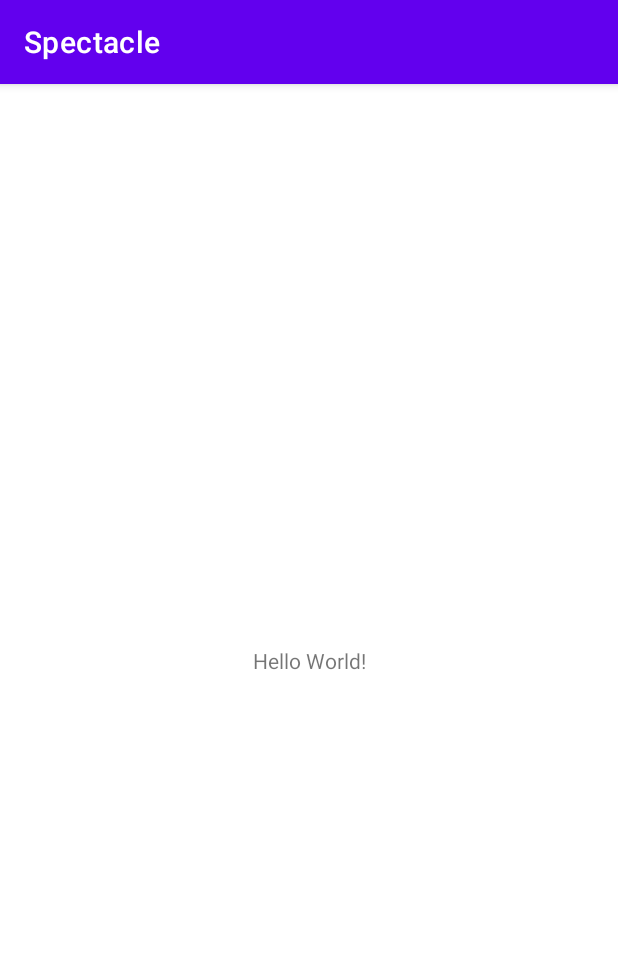
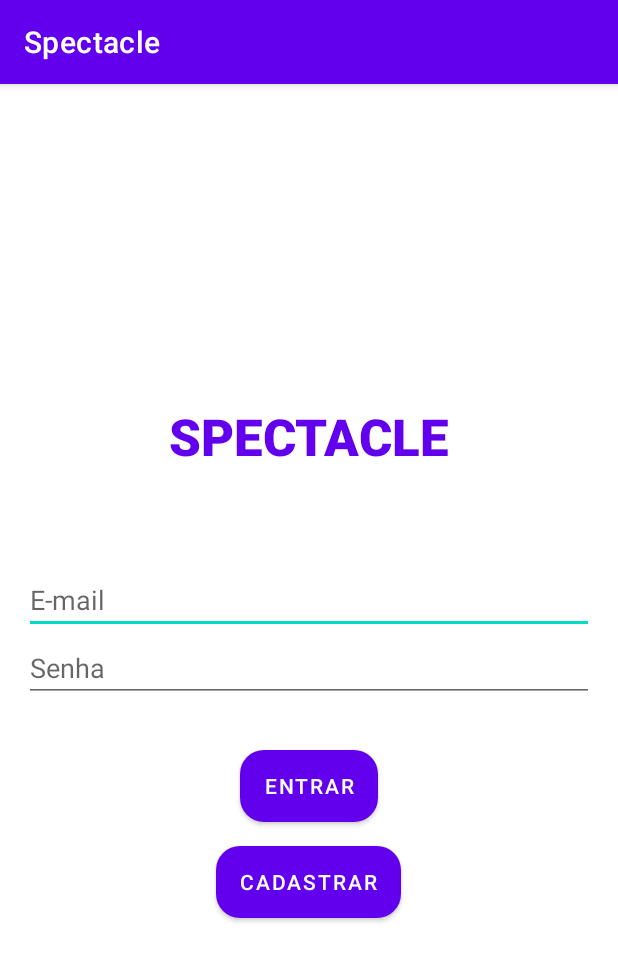
Before and after one commit to pedro-farnetani/spectacle, an Android app: the screen it shows after launch (MainActivity before the commit, LoginActivity after it), on a phone screen of 412 x 824 dp. Shown: the top 961 px of the screen. Run offline under Robolectric (Android 15) with nearby library versions, the phone set to English and light mode, and no system bars.

Commit message:
Criação das telas de Login e Cadastro

```diff
--- a/app/build.gradle
+++ b/app/build.gradle
@@ -4,6 +4,7 @@ plugins {
     id 'com.google.gms.google-services'
     id 'dagger.hilt.android.plugin'
     id 'kotlin-kapt'
+    id 'androidx.navigation.safeargs'
 }
 
 android {
@@ -31,6 +32,9 @@ android {
     }
     kotlinOptions {
         jvmTarget = '1.8'
+    }
+    viewBinding {
+        enabled = true
     }
 }
 
--- a/app/src/main/AndroidManifest.xml
+++ b/app/src/main/AndroidManifest.xml
@@ -10,7 +10,7 @@
         android:supportsRtl="true"
         android:theme="@style/Theme.Spectacle">
         <activity
-            android:name=".MainActivity"
+            android:name=".view.LoginActivity"
             android:exported="true">
             <intent-filter>
                 <action android:name="android.intent.action.MAIN" />
--- a/app/src/main/java/com/pedrofarnetani/spectacle/MainActivity.kt
+++ /dev/null
@@ -1,11 +0,0 @@
-package com.pedrofarnetani.spectacle
-
-import androidx.appcompat.app.AppCompatActivity
-import android.os.Bundle
-
-class MainActivity : AppCompatActivity() {
-    override fun onCreate(savedInstanceState: Bundle?) {
-        super.onCreate(savedInstanceState)
-        setContentView(R.layout.activity_main)
-    }
-}
--- /dev/null
+++ b/app/src/main/java/com/pedrofarnetani/spectacle/view/LoginActivity.kt
@@ -0,0 +1,6 @@
+package com.pedrofarnetani.spectacle.view
+
+import androidx.appcompat.app.AppCompatActivity
+import com.pedrofarnetani.spectacle.R
+
+internal class LoginActivity : AppCompatActivity(R.layout.activity_login)
--- /dev/null
+++ b/app/src/main/java/com/pedrofarnetani/spectacle/view/LoginFragment.kt
@@ -0,0 +1,38 @@
+package com.pedrofarnetani.spectacle.view
+
+import android.os.Bundle
+import android.view.LayoutInflater
+import android.view.View
+import android.view.ViewGroup
+import androidx.fragment.app.Fragment
+import androidx.navigation.fragment.findNavController
+import com.pedrofarnetani.spectacle.R
+import com.pedrofarnetani.spectacle.databinding.FragmentLoginBinding
+
+internal class LoginFragment : Fragment(R.layout.fragment_login) {
+
+    private lateinit var binding: FragmentLoginBinding
+
+    override fun onCreateView(
+        inflater: LayoutInflater,
+        container: ViewGroup?,
+        savedInstanceState: Bundle?
+    ): View {
+        binding = FragmentLoginBinding.inflate(layoutInflater)
+        return binding.root
+    }
+
+    override fun onViewCreated(view: View, savedInstanceState: Bundle?) {
+        super.onViewCreated(view, savedInstanceState)
+
+        setListeners()
+    }
+
+    private fun setListeners() {
+        binding.signupButton.setOnClickListener {
+            findNavController().navigate(
+                LoginFragmentDirections.actionLoginFragmentToSignUpFragment()
+            )
+        }
+    }
+}
--- /dev/null
+++ b/app/src/main/res/drawable/rounded_button.xml
@@ -0,0 +1,7 @@
+<?xml version="1.0" encoding="utf-8"?>
+<shape xmlns:android="http://schemas.android.com/apk/res/android"
+    android:shape="rectangle">
+
+    <solid android:color="@color/purple_500" />
+    <corners android:radius="16dp" />
+</shape>
--- /dev/null
+++ b/app/src/main/res/layout/activity_login.xml
@@ -0,0 +1,9 @@
+<?xml version="1.0" encoding="utf-8"?>
+<androidx.fragment.app.FragmentContainerView xmlns:android="http://schemas.android.com/apk/res/android"
+    xmlns:app="http://schemas.android.com/apk/res-auto"
+    android:id="@+id/login_nav_host"
+    android:name="androidx.navigation.fragment.NavHostFragment"
+    android:layout_width="match_parent"
+    android:layout_height="match_parent"
+    app:defaultNavHost="true"
+    app:navGraph="@navigation/login_nav_graph" />
--- a/app/src/main/res/layout/activity_main.xml
+++ /dev/null
@@ -1,18 +0,0 @@
-<?xml version="1.0" encoding="utf-8"?>
-<androidx.constraintlayout.widget.ConstraintLayout xmlns:android="http://schemas.android.com/apk/res/android"
-    xmlns:app="http://schemas.android.com/apk/res-auto"
-    xmlns:tools="http://schemas.android.com/tools"
-    android:layout_width="match_parent"
-    android:layout_height="match_parent"
-    tools:context=".MainActivity">
-
-    <TextView
-        android:layout_width="wrap_content"
-        android:layout_height="wrap_content"
-        android:text="Hello World!"
-        app:layout_constraintBottom_toBottomOf="parent"
-        app:layout_constraintLeft_toLeftOf="parent"
-        app:layout_constraintRight_toRightOf="parent"
-        app:layout_constraintTop_toTopOf="parent" />
-
-</androidx.constraintlayout.widget.ConstraintLayout>
--- /dev/null
+++ b/app/src/main/res/layout/fragment_login.xml
@@ -0,0 +1,54 @@
+<?xml version="1.0" encoding="utf-8"?>
+<androidx.appcompat.widget.LinearLayoutCompat xmlns:android="http://schemas.android.com/apk/res/android"
+    xmlns:tools="http://schemas.android.com/tools"
+    android:layout_width="match_parent"
+    android:layout_height="match_parent"
+    android:gravity="center"
+    android:orientation="vertical"
+    tools:context=".view.LoginFragment">
+
+    <androidx.appcompat.widget.AppCompatTextView
+        android:layout_width="wrap_content"
+        android:layout_height="wrap_content"
+        android:fontFamily="sans-serif-black"
+        android:text="@string/app_name"
+        android:textAllCaps="true"
+        android:textColor="@color/purple_500"
+        android:textSize="34sp" />
+
+    <androidx.appcompat.widget.AppCompatEditText
+        android:id="@+id/emailEditText"
+        android:layout_width="match_parent"
+        android:layout_height="wrap_content"
+        android:layout_marginHorizontal="16dp"
+        android:layout_marginTop="64dp"
+        android:hint="@string/email"
+        android:inputType="textEmailAddress" />
+
+    <androidx.appcompat.widget.AppCompatEditText
+        android:id="@+id/passwordEditText"
+        android:layout_width="match_parent"
+        android:layout_height="wrap_content"
+        android:layout_marginHorizontal="16dp"
+        android:hint="@string/password"
+        android:inputType="textPassword" />
+
+    <Button
+        android:id="@+id/loginButton"
+        android:layout_width="wrap_content"
+        android:layout_height="wrap_content"
+        android:layout_marginTop="32dp"
+        android:background="@drawable/rounded_button"
+        android:text="@string/login_button"
+        android:textColor="#FFFF" />
+
+    <Button
+        android:id="@+id/signupButton"
+        android:layout_width="wrap_content"
+        android:layout_height="wrap_content"
+        android:layout_marginTop="16dp"
+        android:background="@drawable/rounded_button"
+        android:text="@string/signup_button"
+        android:textColor="#FFFF" />
+
+</androidx.appcompat.widget.LinearLayoutCompat>
--- /dev/null
+++ b/app/src/main/res/navigation/login_nav_graph.xml
@@ -0,0 +1,23 @@
+<?xml version="1.0" encoding="utf-8"?>
+<navigation xmlns:android="http://schemas.android.com/apk/res/android"
+    xmlns:app="http://schemas.android.com/apk/res-auto"
+    xmlns:tools="http://schemas.android.com/tools"
+    android:id="@+id/login_nav_graph"
+    app:startDestination="@id/loginFragment">
+
+    <fragment
+        android:id="@+id/loginFragment"
+        android:name="com.pedrofarnetani.spectacle.view.LoginFragment"
+        android:label="fragment_login"
+        tools:layout="@layout/fragment_login" >
+        <action
+            android:id="@+id/action_loginFragment_to_signUpFragment"
+            app:destination="@id/signUpFragment" />
+    </fragment>
+
+    <fragment
+        android:id="@+id/signUpFragment"
+        android:name="com.pedrofarnetani.spectacle.view.SignUpFragment"
+        android:label="fragment_sign_up"
+        tools:layout="@layout/fragment_sign_up" />
+</navigation>
--- a/app/src/main/res/values/strings.xml
+++ b/app/src/main/res/values/strings.xml
@@ -1,3 +1,10 @@
 <resources>
     <string name="app_name">Spectacle</string>
+    <string name="login_button">Entrar</string>
+    <string name="signup_button">Cadastrar</string>
+    <string name="password">Senha</string>
+    <string name="email">E-mail</string>
+    <string name="signup">Cadastro</string>
+    <string name="name">Nome</string>
+    <string name="full_name">Nome completo</string>
 </resources>
--- a/build.gradle
+++ b/build.gradle
@@ -8,13 +8,14 @@ buildscript {
     dependencies {
         classpath 'com.google.gms:google-services:4.3.10'  // Google Services plugin
         classpath 'com.google.dagger:hilt-android-gradle-plugin:2.40.5' // Hilt plugin
+        classpath("androidx.navigation:navigation-safe-args-gradle-plugin:2.4.2") // Safe Args plugin
     }
 }
 
 plugins {
     id 'com.android.application' version '7.1.2' apply false
     id 'com.android.library' version '7.1.2' apply false
-    id 'org.jetbrains.kotlin.android' version '1.6.10' apply false
+    id 'org.jetbrains.kotlin.android' version '1.6.21' apply false
 }
 
 task clean(type: Delete) {
```
Also changed, not shown: app/src/main/java/com/pedrofarnetani/spectacle/view/SignUpFragment.kt (added, +23 -0 lines), app/src/main/res/layout/fragment_sign_up.xml (added, +61 -0 lines), 1 other file.
